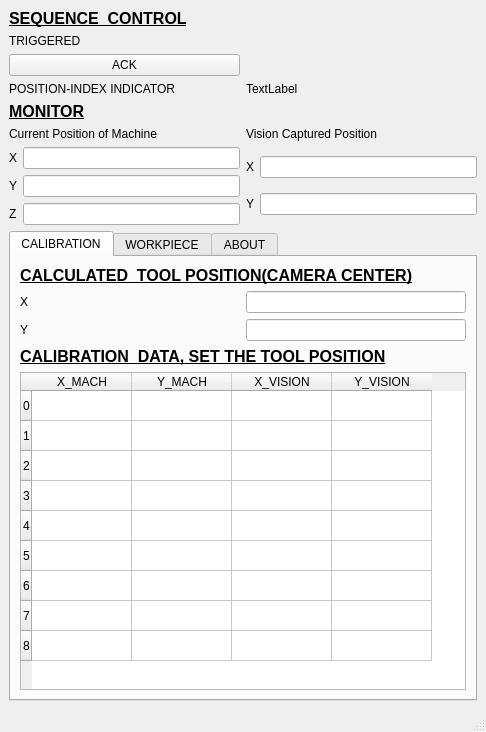
This is try_comm_to_external_sensors/mainwindow.ui in smandyscom/evalutions_to_linuxCNC as Qt 5 draws it before an edit. The edited form follows.
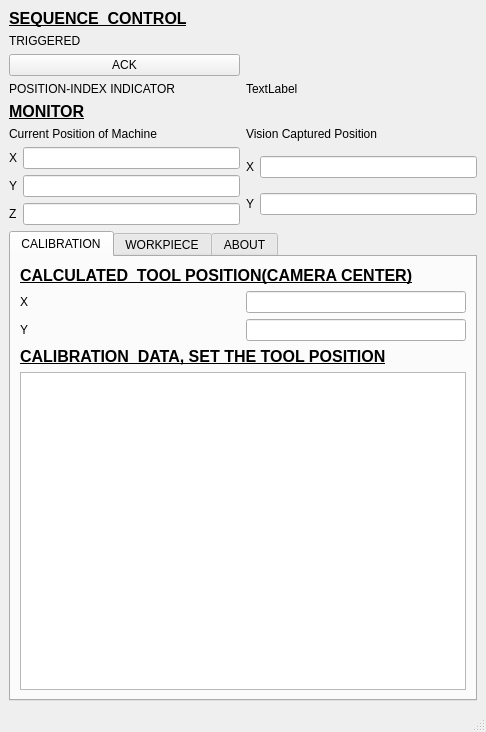
This is the edited form. The open tabs and pages were chosen to show the change. Icons and pictures are not drawn. Custom widgets are drawn as their Qt base class.

Commit message: linked model and hide somerows

Patch:
```diff
--- a/try_comm_to_external_sensors/mainwindow.ui
+++ b/try_comm_to_external_sensors/mainwindow.ui
@@ -305,79 +305,7 @@
              </widget>
             </item>
             <item>
-             <widget class="QTableWidget" name="tableWidget_CALI">
-              <property name="sizePolicy">
-               <sizepolicy hsizetype="Minimum" vsizetype="Expanding">
-                <horstretch>0</horstretch>
-                <verstretch>0</verstretch>
-               </sizepolicy>
-              </property>
-              <row>
-               <property name="text">
-                <string>0</string>
-               </property>
-              </row>
-              <row>
-               <property name="text">
-                <string>1</string>
-               </property>
-              </row>
-              <row>
-               <property name="text">
-                <string>2</string>
-               </property>
-              </row>
-              <row>
-               <property name="text">
-                <string>3</string>
-               </property>
-              </row>
-              <row>
-               <property name="text">
-                <string>4</string>
-               </property>
-              </row>
-              <row>
-               <property name="text">
-                <string>5</string>
-               </property>
-              </row>
-              <row>
-               <property name="text">
-                <string>6</string>
-               </property>
-              </row>
-              <row>
-               <property name="text">
-                <string>7</string>
-               </property>
-              </row>
-              <row>
-               <property name="text">
-                <string>8</string>
-               </property>
-              </row>
-              <column>
-               <property name="text">
-                <string>X_MACH</string>
-               </property>
-              </column>
-              <column>
-               <property name="text">
-                <string>Y_MACH</string>
-               </property>
-              </column>
-              <column>
-               <property name="text">
-                <string>X_VISION</string>
-               </property>
-              </column>
-              <column>
-               <property name="text">
-                <string>Y_VISION</string>
-               </property>
-              </column>
-             </widget>
+             <widget class="QTableView" name="tableViewCalibration"/>
             </item>
            </layout>
           </item>
```
Left out of the diff: 54 changed lines with no effect on the pictures. The commit also changes 2 other files.
